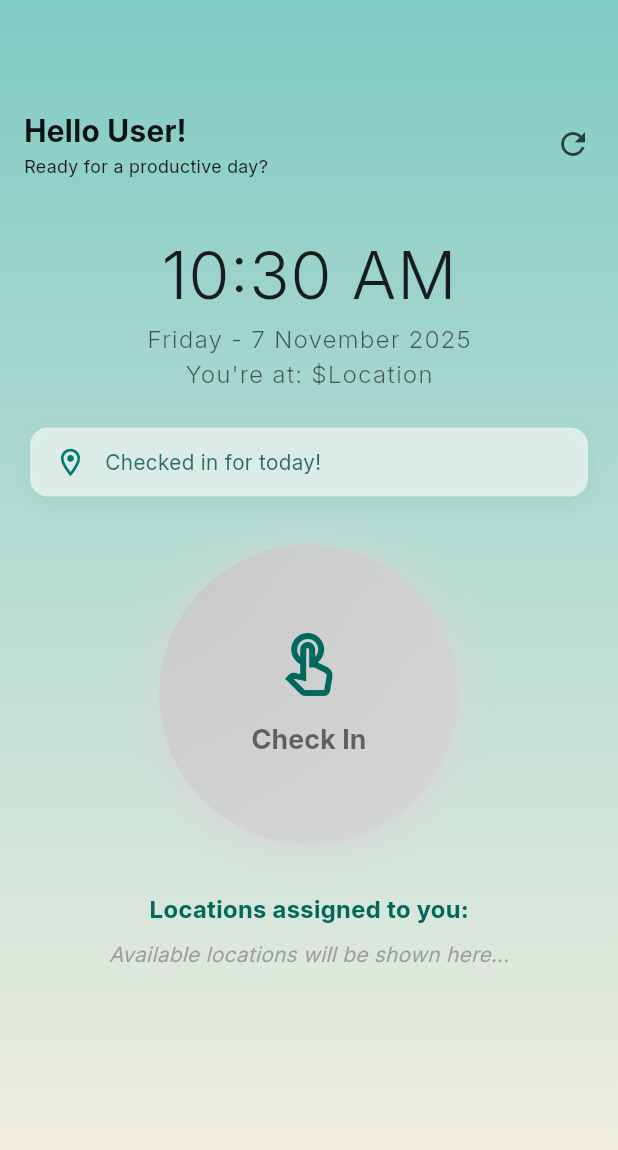
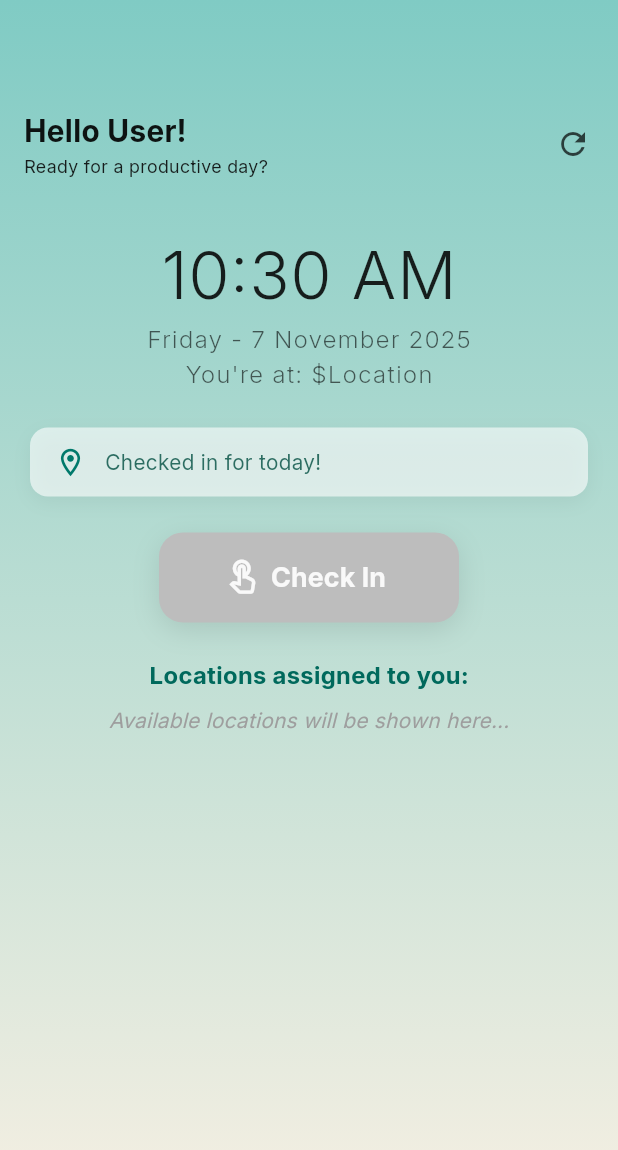
Before and after one commit to blaze-karmagroup/Verito, a Flutter app: the HomePage screen opened directly, after a tap on "Check In", on a phone screen of 412 x 824 dp. Shown: the top 1150 px of the screen. Run offline on Flutter 3.47's test engine with Material 3 defaults, Android fonts, the phone set to English and light mode, and no system bars; our stand-ins replace firebase_auth, firebase_core, geolocator; accounts and stored records are empty.

Commit message:
modified check-in button

```diff
--- a/lib/main.dart
+++ b/lib/main.dart
@@ -20,7 +20,7 @@ class MyApp extends StatelessWidget {
         fontFamily: 'Inter',
         colorScheme: ColorScheme.fromSeed(seedColor: Colors.teal),
       ),
-      home: const AuthMobile(),
+      home: const HomePage(),
       debugShowCheckedModeBanner: false,
     );
   }
--- a/lib/screens/home_screen.dart
+++ b/lib/screens/home_screen.dart
@@ -172,58 +172,61 @@ class _HomePageState extends State<HomePage> {
                 ),
               ),
 
-              SizedBox(height: 32),
+              SizedBox(height: 24),
               Container(
                 width: 200,
-                height: 200,
+                height: 60,
                 decoration: BoxDecoration(
-                  shape: BoxShape.circle,
-                  gradient: RadialGradient(
-                    center: Alignment.topLeft,
-                    radius: 2,
-                    colors: [Colors.grey.shade300, Colors.white70],
-                  ),
+                  borderRadius: BorderRadius.circular(16),
                   boxShadow: [
                     BoxShadow(
-                      color: Color(0xFFD6D6D6),
-                      offset: const Offset(0, 4),
-                      blurRadius: 25,
-                      spreadRadius: 1,
+                      color: _isCheckInEnabled ? Colors.teal.withOpacity(0.3) : Colors.black.withOpacity(0.1),
+                      blurRadius: 15,
+                      offset: const Offset(0, 5),
                     ),
                   ],
                 ),
                 child: ElevatedButton(
                   onPressed: _isCheckInEnabled
                       ? () {
-                          setState(() {
-                            _statusMessage = "Checked in for today!";
-                            _isCheckInEnabled = false;
-                          });
-                        }
+                    setState(() {
+                      _statusMessage = "Checked in for today!";
+                      _isCheckInEnabled = false;
+                    });
+                  }
                       : null,
-                  child: Column(
+                  style: ElevatedButton.styleFrom(
+                    backgroundColor: Colors.teal.shade600,
+                    disabledBackgroundColor: Colors.grey.shade400,
+                    shape: RoundedRectangleBorder(
+                      borderRadius: BorderRadius.circular(16),
+                    ),
+                    elevation: 0,
+                  ),
+                  child: Row(
                     mainAxisAlignment: MainAxisAlignment.center,
                     children: [
                       Icon(
                         Icons.touch_app_outlined,
-                        color: Colors.teal.shade800,
-                        size: 48,
+                        color: Colors.white.withOpacity(0.9),
+                        size: 26,
                       ),
-                      const SizedBox(height: 12),
+                      const SizedBox(width: 6),
 
                       Text(
                         "Check In",
                         style: TextStyle(
                           fontSize: 18,
                           fontWeight: FontWeight.bold,
-                          color: Colors.black54,
+                          color: Colors.white.withOpacity(0.9),
                         ),
                       ),
+                      const SizedBox(width: 6),
                     ],
                   ),
                 ),
               ),
-              SizedBox(height: 32),
+              SizedBox(height: 24),
 
               Text(
                 "Locations assigned to you:",
```
